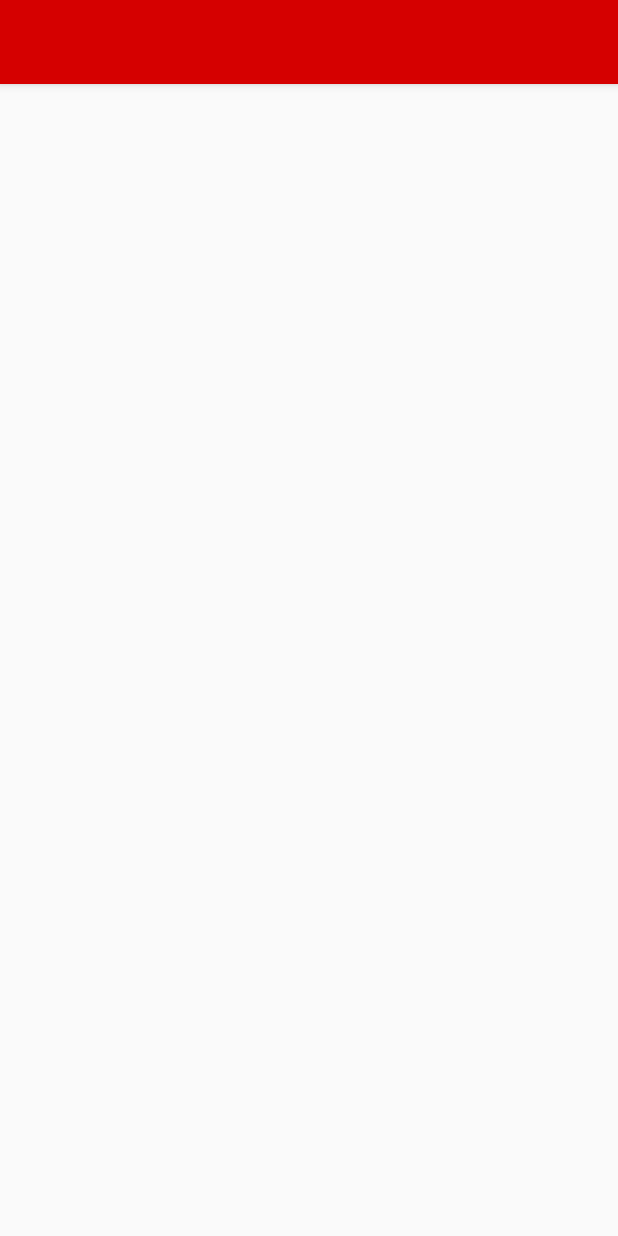
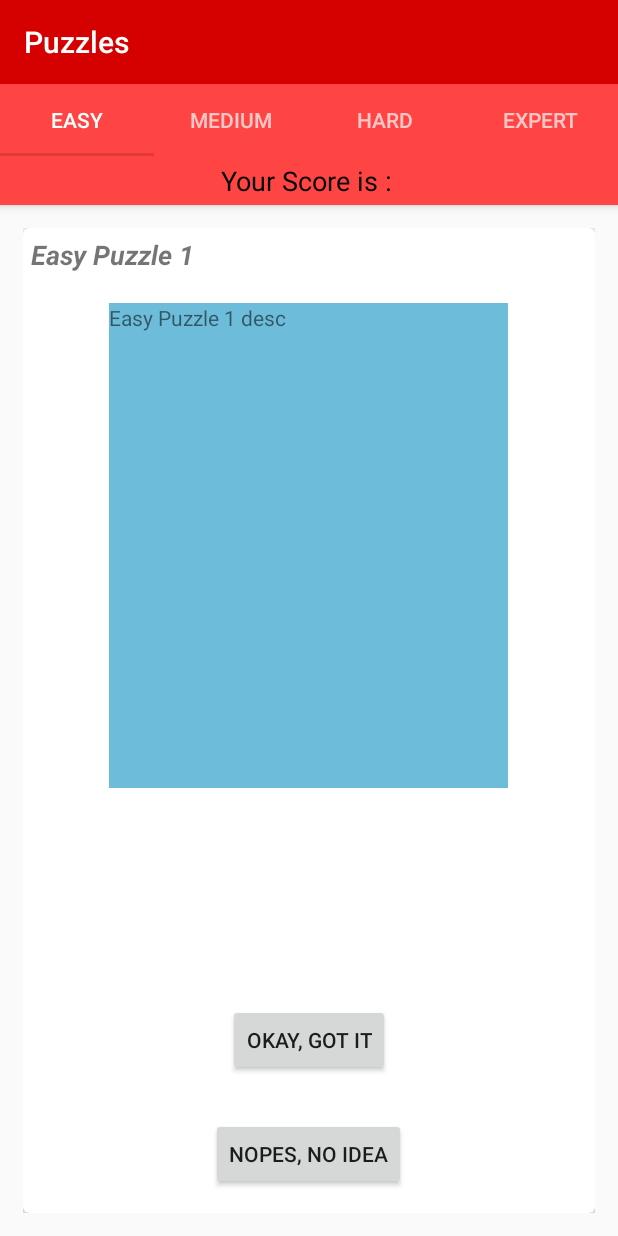
Before and after one commit to D3v3sh5ingh/Androidified, an Android app: the puzzle screen opened directly, with no data from a screen before it, on a phone screen of 412 x 824 dp. Run offline under Robolectric (Android 15) with nearby library versions, the phone set to English and light mode, and no system bars.

Commit message:
puzzle section layout complete

```diff
--- a/app/src/main/java/com/example/dev/androidified/Game_Activity.java
+++ b/app/src/main/java/com/example/dev/androidified/Game_Activity.java
@@ -4,8 +4,6 @@ import android.support.design.widget.TabLayout;
 import android.support.v4.view.ViewPager;
 import android.support.v7.app.AppCompatActivity;
 import android.os.Bundle;
-import android.view.View;
-import android.widget.Toolbar;
 
 public class Game_Activity extends AppCompatActivity {
 
--- a/app/src/main/java/com/example/dev/androidified/MainActivity.java
+++ b/app/src/main/java/com/example/dev/androidified/MainActivity.java
@@ -14,10 +14,6 @@ import android.support.v7.app.AppCompatActivity;
 import android.support.v7.widget.Toolbar;
 import android.view.Menu;
 import android.view.MenuItem;
-import android.widget.AdapterView;
-import android.widget.GridView;
-import android.widget.ImageView;
-
 
 
 public class MainActivity extends AppCompatActivity
--- /dev/null
+++ b/app/src/main/java/com/example/dev/androidified/easy_puzzle.java
@@ -0,0 +1,46 @@
+package com.example.dev.androidified;
+
+import android.content.Context;
+import android.net.Uri;
+import android.os.Bundle;
+import android.support.v4.app.Fragment;
+import android.support.v4.view.ViewCompat;
+import android.support.v7.widget.LinearLayoutManager;
+import android.support.v7.widget.RecyclerView;
+import android.view.LayoutInflater;
+import android.view.View;
+import android.view.ViewGroup;
+
+
+/**
+ * A simple {@link Fragment} subclass.
+ */
+public class easy_puzzle extends Fragment {
+
+    RecyclerView easy_puzzle_recycler ;
+    RecyclerView.Adapter Adapter ;
+    RecyclerView.LayoutManager layoutManager ;
+    String[] easyPuzzleNames = {"Easy Puzzle 1", "Easy Puzzle 2", "Easy Puzzle 3"};
+    String[] easyPuzzleDesc = {"Easy Puzzle 1 desc", "Easy Puzzle 2 desc", "Easy Puzzle 3 desc"};
+
+    public easy_puzzle() {
+        // Required empty public constructor
+    }
+
+
+    @Override
+    public View onCreateView(LayoutInflater inflater, ViewGroup container,
+                             Bundle savedInstanceState) {
+        // Inflate the layout for this fragment
+        View view =  inflater.inflate(R.layout.fragment_easy_puzzle, container, false);
+        easy_puzzle_recycler = view.findViewById(R.id.easy_puzzle);
+        Adapter = new puzzle_adapter(easyPuzzleNames, easyPuzzleDesc);
+        layoutManager = new LinearLayoutManager(getContext(), LinearLayoutManager.HORIZONTAL, false);
+        ViewCompat.setNestedScrollingEnabled(easy_puzzle_recycler,false);
+        easy_puzzle_recycler.setLayoutManager(layoutManager);
+        easy_puzzle_recycler.setAdapter(Adapter);
+        easy_puzzle_recycler.setHasFixedSize(true);
+        return view;
+    }
+
+}
--- /dev/null
+++ b/app/src/main/java/com/example/dev/androidified/expert_puzzle.java
@@ -0,0 +1,45 @@
+package com.example.dev.androidified;
+
+
+import android.os.Bundle;
+import android.support.v4.app.Fragment;
+import android.support.v4.view.ViewCompat;
+import android.support.v7.widget.LinearLayoutManager;
+import android.support.v7.widget.RecyclerView;
+import android.view.LayoutInflater;
+import android.view.View;
+import android.view.ViewGroup;
+
+
+/**
+ * A simple {@link Fragment} subclass.
+ */
+public class expert_puzzle extends Fragment {
+    RecyclerView expert_puzzle_recycler ;
+    RecyclerView.Adapter Adapter ;
+    RecyclerView.LayoutManager layoutManager ;
+
+    String[] expertPuzzleNames = {"Expert Puzzle 1", "Expert Puzzle 2", "Expert Puzzle 3"};
+    String[] expertPuzzleDesc = {"Expert Puzzle 1 desc", "Expert Puzzle 2 desc", "Expert Puzzle 3 desc"};
+
+    public expert_puzzle() {
+        // Required empty public constructor
+    }
+
+
+    @Override
+    public View onCreateView(LayoutInflater inflater, ViewGroup container,
+                             Bundle savedInstanceState) {
+        // Inflate the layout for this fragment
+        View view =  inflater.inflate(R.layout.fragment_expert_puzzle, container, false);
+        expert_puzzle_recycler = view.findViewById(R.id.expert_puzzle);
+        Adapter = new puzzle_adapter(expertPuzzleNames, expertPuzzleDesc);
+        layoutManager = new LinearLayoutManager(getContext(), LinearLayoutManager.HORIZONTAL, false);
+        ViewCompat.setNestedScrollingEnabled(expert_puzzle_recycler,false);
+        expert_puzzle_recycler.setLayoutManager(layoutManager);
+        expert_puzzle_recycler.setAdapter(Adapter);
+        expert_puzzle_recycler.setHasFixedSize(true);
+        return view;
+    }
+
+}
--- /dev/null
+++ b/app/src/main/java/com/example/dev/androidified/hard_puzzle.java
@@ -0,0 +1,46 @@
+package com.example.dev.androidified;
+
+
+import android.os.Bundle;
+import android.support.v4.app.Fragment;
+import android.support.v4.view.ViewCompat;
+import android.support.v7.widget.LinearLayoutManager;
+import android.support.v7.widget.RecyclerView;
+import android.view.LayoutInflater;
+import android.view.View;
+import android.view.ViewGroup;
+
+
+/**
+ * A simple {@link Fragment} subclass.
+ */
+public class hard_puzzle extends Fragment {
+    RecyclerView hard_puzzle_recycler ;
+    RecyclerView.Adapter Adapter ;
+    RecyclerView.LayoutManager layoutManager ;
+
+    String[] hardPuzzleNames = {"Hard Puzzle 1", "Hard Puzzle 2", "Hard Puzzle 3"};
+    String[] hardPuzzleDesc = {"Hard Puzzle 1 desc", "Hard Puzzle 2 desc", "Hard Puzzle 3 desc"};
+
+
+    public hard_puzzle() {
+        // Required empty public constructor
+    }
+
+
+    @Override
+    public View onCreateView(LayoutInflater inflater, ViewGroup container,
+                             Bundle savedInstanceState) {
+        // Inflate the layout for this fragment
+        View view = inflater.inflate(R.layout.fragment_hard_puzzle, container, false);
+        hard_puzzle_recycler = view.findViewById(R.id.hard_puzzle);
+        Adapter = new puzzle_adapter(hardPuzzleNames, hardPuzzleDesc);
+        layoutManager = new LinearLayoutManager(getContext(), LinearLayoutManager.HORIZONTAL, false);
+        ViewCompat.setNestedScrollingEnabled(hard_puzzle_recycler,false);
+        hard_puzzle_recycler.setLayoutManager(layoutManager);
+        hard_puzzle_recycler.setAdapter(Adapter);
+        hard_puzzle_recycler.setHasFixedSize(true);
+        return view;
+    }
+
+}
--- /dev/null
+++ b/app/src/main/java/com/example/dev/androidified/medium_puzzle.java
@@ -0,0 +1,47 @@
+package com.example.dev.androidified;
+
+
+import android.os.Bundle;
+import android.support.v4.app.Fragment;
+import android.support.v4.view.ViewCompat;
+import android.support.v7.widget.LinearLayoutManager;
+import android.support.v7.widget.RecyclerView;
+import android.view.LayoutInflater;
+import android.view.View;
+import android.view.ViewGroup;
+
+
+/**
+ * A simple {@link Fragment} subclass.
+ */
+public class medium_puzzle extends Fragment {
+    RecyclerView medium_puzzle_recycler ;
+    RecyclerView.Adapter Adapter ;
+    RecyclerView.LayoutManager layoutManager ;
+
+    String[] mediumPuzzleNames = {"Medium Puzzle 1", "Medium Puzzle 2", "Medium Puzzle 3"};
+    String[] mediumPuzzleDesc = {"Medium Puzzle 1 desc", "Medium Puzzle 2 desc", "Medium Puzzle 3 desc"};
+
+
+    public medium_puzzle() {
+        // Required empty public constructor
+    }
+
+
+    @Override
+    public View onCreateView(LayoutInflater inflater, ViewGroup container,
+                             Bundle savedInstanceState) {
+        // Inflate the layout for this fragment
+            View view = inflater.inflate(R.layout.fragment_medium_puzzle, container, false);
+        medium_puzzle_recycler = view.findViewById(R.id.medium_puzzle);
+        Adapter = new puzzle_adapter(mediumPuzzleNames, mediumPuzzleDesc);
+        layoutManager = new LinearLayoutManager(getContext(), LinearLayoutManager.HORIZONTAL, false);
+        ViewCompat.setNestedScrollingEnabled(medium_puzzle_recycler,false);
+        medium_puzzle_recycler.setLayoutManager(layoutManager);
+        medium_puzzle_recycler.setAdapter(Adapter);
+        medium_puzzle_recycler.setHasFixedSize(true);
+        return view;
+
+    }
+
+}
--- a/app/src/main/java/com/example/dev/androidified/puzzle.java
+++ b/app/src/main/java/com/example/dev/androidified/puzzle.java
@@ -1,22 +1,37 @@
 package com.example.dev.androidified;
 
 import android.os.Bundle;
-import android.support.design.widget.FloatingActionButton;
-import android.support.design.widget.Snackbar;
+import android.support.design.widget.TabLayout;
+import android.support.v4.view.ViewPager;
 import android.support.v7.app.AppCompatActivity;
 import android.support.v7.widget.Toolbar;
-import android.view.View;
+import android.widget.TextView;
 
 public class puzzle extends AppCompatActivity {
 
-
-
+    Toolbar toolbar;
+    TabLayout tabLayout;
+    ViewPager viewPager;
+    ViewPager_Adapter viewPagerAdapter;
+    TextView scoretext;
     @Override
     protected void onCreate(Bundle savedInstanceState) {
         super.onCreate(savedInstanceState);
         setContentView(R.layout.activity_puzzle);
-
-
+        toolbar = findViewById(R.id.toolbar) ;
+        setSupportActionBar(toolbar);
+        tabLayout = findViewById(R.id.tab_layout) ;
+        viewPager = findViewById(R.id.puzzle_viewpager) ;
+        viewPagerAdapter = new ViewPager_Adapter(getSupportFragmentManager()) ;
+        viewPagerAdapter.addFragments(new easy_puzzle(), "Easy");
+        viewPagerAdapter.addFragments(new medium_puzzle(), "Medium");
+        viewPagerAdapter.addFragments(new hard_puzzle(), "Hard");
+        viewPagerAdapter.addFragments(new expert_puzzle(), "Expert");
+        viewPager.setAdapter(viewPagerAdapter);
+        tabLayout.setupWithViewPager(viewPager);
+        getSupportActionBar().setTitle("Puzzles");
+        scoretext = findViewById(R.id.score);
+        scoretext.setText("Your Score is : ");
     }
 
 }
--- /dev/null
+++ b/app/src/main/java/com/example/dev/androidified/puzzle_adapter.java
@@ -0,0 +1,44 @@
+package com.example.dev.androidified;
+
+import android.support.v7.widget.RecyclerView;
+import android.view.LayoutInflater;
+import android.view.View;
+import android.view.ViewGroup;
+import android.widget.ImageView;
+import android.widget.TextView;
+
+public class puzzle_adapter extends RecyclerView.Adapter<puzzle_adapter.puzzleViewHolder> {
+    String[] puzzleNames, puzzleDesc;
+
+    public puzzle_adapter(String[] puzzleNames, String[] puzzleDesc) {
+        this.puzzleNames = puzzleNames;
+        this.puzzleDesc = puzzleDesc;
+    }
+
+    @Override
+    public puzzleViewHolder onCreateViewHolder(ViewGroup parent, int viewType) {
+        View view = LayoutInflater.from(parent.getContext()).inflate(R.layout.layout_puzzle, parent, false);
+        puzzleViewHolder viewHolder = new puzzleViewHolder(view);
+        return viewHolder;
+    }
+
+    @Override
+    public void onBindViewHolder(puzzleViewHolder holder, int position) {
+    holder.puzzleName.setText(puzzleNames[position]);
+    holder.puzzleDesc.setText(puzzleDesc[position]);
+    }
+
+    @Override
+    public int getItemCount() {
+        return puzzleNames.length;
+    }
+
+    public static class puzzleViewHolder extends RecyclerView.ViewHolder {
+        TextView puzzleName, puzzleDesc;
+        public puzzleViewHolder(View view) {
+            super(view);
+            puzzleName = itemView.findViewById(R.id.puzzle_name);
+            puzzleDesc = itemView.findViewById(R.id.puzzle_desc);
+        }
+    }
+}
--- a/app/src/main/res/layout/activity_puzzle.xml
+++ b/app/src/main/res/layout/activity_puzzle.xml
@@ -1,5 +1,5 @@
 <?xml version="1.0" encoding="utf-8"?>
-<android.support.design.widget.CoordinatorLayout xmlns:android="http://schemas.android.com/apk/res/android"
+<android.support.constraint.ConstraintLayout xmlns:android="http://schemas.android.com/apk/res/android"
     xmlns:app="http://schemas.android.com/apk/res-auto"
     xmlns:tools="http://schemas.android.com/tools"
     android:layout_width="match_parent"
@@ -10,18 +10,18 @@
         android:layout_width="match_parent"
         android:layout_height="wrap_content"
         android:theme="@style/AppTheme.AppBarOverlay">
-
-        <android.support.v7.widget.Toolbar
-            android:id="@+id/toolbar"
+        <include
+            android:id="@+id/puzzle_top_bar"
+            android:layout_height="wrap_content"
             android:layout_width="match_parent"
-            android:layout_height="?attr/actionBarSize"
-            android:background="?attr/colorPrimary"
-            app:popupTheme="@style/AppTheme.PopupOverlay" />
+            layout="@layout/puzzle_toolbar_layout" />
 
     </android.support.design.widget.AppBarLayout>
 
-    <include layout="@layout/content_puzzle" />
+    <android.support.v4.view.ViewPager
+        android:id="@+id/puzzle_viewpager"
+        android:layout_width="match_parent"
+        android:layout_height="match_parent" />
 
 
-
-</android.support.design.widget.CoordinatorLayout>
+</android.support.constraint.ConstraintLayout>
--- a/app/src/main/res/layout/content_puzzle.xml
+++ /dev/null
@@ -1,11 +0,0 @@
-<?xml version="1.0" encoding="utf-8"?>
-<android.support.constraint.ConstraintLayout xmlns:android="http://schemas.android.com/apk/res/android"
-    xmlns:app="http://schemas.android.com/apk/res-auto"
-    xmlns:tools="http://schemas.android.com/tools"
-    android:layout_width="match_parent"
-    android:layout_height="match_parent"
-    app:layout_behavior="@string/appbar_scrolling_view_behavior"
-    tools:context="com.example.dev.androidified.puzzle"
-    tools:showIn="@layout/activity_puzzle">
-
-</android.support.constraint.ConstraintLayout>
--- /dev/null
+++ b/app/src/main/res/layout/fragment_easy_puzzle.xml
@@ -0,0 +1,28 @@
+<?xml version="1.0" encoding="utf-8"?>
+<FrameLayout xmlns:android="http://schemas.android.com/apk/res/android"
+    xmlns:tools="http://schemas.android.com/tools"
+    android:layout_width="match_parent"
+    android:layout_height="match_parent"
+    tools:context="com.example.dev.androidified.easy_puzzle">
+
+    <RelativeLayout
+        android:layout_width="match_parent"
+        android:layout_height="match_parent">
+
+        <include
+            android:id="@+id/puzzle_top_bar"
+            layout="@layout/puzzle_toolbar_layout"
+            android:layout_width="match_parent"
+            android:layout_height="wrap_content" />
+
+        <android.support.v7.widget.RecyclerView
+            android:id="@+id/easy_puzzle"
+            android:layout_width="match_parent"
+            android:layout_height="wrap_content"
+            android:layout_alignParentStart="true"
+            android:layout_below="@+id/puzzle_top_bar">
+
+        </android.support.v7.widget.RecyclerView>
+
+    </RelativeLayout>
+</FrameLayout>
--- /dev/null
+++ b/app/src/main/res/layout/fragment_expert_puzzle.xml
@@ -0,0 +1,29 @@
+<?xml version="1.0" encoding="utf-8"?>
+<FrameLayout xmlns:android="http://schemas.android.com/apk/res/android"
+    xmlns:tools="http://schemas.android.com/tools"
+    android:layout_width="match_parent"
+    android:layout_height="match_parent"
+    tools:context="com.example.dev.androidified.expert_puzzle">
+
+    <!-- TODO: Update blank fragment layout -->
+    <RelativeLayout
+        android:layout_width="match_parent"
+        android:layout_height="match_parent">
+    <include
+        android:id="@+id/puzzle_top_bar"
+        android:layout_height="wrap_content"
+        android:layout_width="match_parent"
+        layout="@layout/puzzle_toolbar_layout" />
+
+
+        <android.support.v7.widget.RecyclerView
+            android:id="@+id/expert_puzzle"
+            android:layout_width="wrap_content"
+            android:layout_height="wrap_content"
+            android:layout_alignParentStart="true"
+            android:layout_below="@+id/puzzle_top_bar">
+
+        </android.support.v7.widget.RecyclerView>
+
+    </RelativeLayout>
+</FrameLayout>
--- /dev/null
+++ b/app/src/main/res/layout/fragment_hard_puzzle.xml
@@ -0,0 +1,28 @@
+<?xml version="1.0" encoding="utf-8"?>
+<FrameLayout xmlns:android="http://schemas.android.com/apk/res/android"
+    xmlns:tools="http://schemas.android.com/tools"
+    android:layout_width="match_parent"
+    android:layout_height="match_parent"
+    tools:context="com.example.dev.androidified.hard_puzzle">
+
+    <!-- TODO: Update blank fragment layout -->
+    <RelativeLayout
+        android:layout_width="match_parent"
+        android:layout_height="match_parent">
+    <include
+        android:id="@+id/puzzle_top_bar"
+        android:layout_height="wrap_content"
+        android:layout_width="match_parent"
+        layout="@layout/puzzle_toolbar_layout" />
+
+        <android.support.v7.widget.RecyclerView
+            android:id="@+id/hard_puzzle"
+            android:layout_width="wrap_content"
+            android:layout_height="wrap_content"
+            android:layout_alignParentStart="true"
+            android:layout_below="@+id/puzzle_top_bar">
+
+        </android.support.v7.widget.RecyclerView>
+
+    </RelativeLayout>
+</FrameLayout>
--- /dev/null
+++ b/app/src/main/res/layout/fragment_medium_puzzle.xml
@@ -0,0 +1,27 @@
+<?xml version="1.0" encoding="utf-8"?>
+<FrameLayout xmlns:android="http://schemas.android.com/apk/res/android"
+    xmlns:tools="http://schemas.android.com/tools"
+    android:layout_width="match_parent"
+    android:layout_height="match_parent"
+    tools:context="com.example.dev.androidified.medium_puzzle">
+    <RelativeLayout
+        android:layout_width="match_parent"
+        android:layout_height="match_parent">
+    <!-- TODO: Update blank fragment layout -->
+    <include
+        android:id="@+id/puzzle_top_bar"
+        android:layout_height="wrap_content"
+        android:layout_width="match_parent"
+        layout="@layout/puzzle_toolbar_layout" />
+
+        <android.support.v7.widget.RecyclerView
+            android:id="@+id/medium_puzzle"
+            android:layout_width="wrap_content"
+            android:layout_height="wrap_content"
+            android:layout_alignParentStart="true"
+            android:layout_below="@+id/puzzle_top_bar">
+
+        </android.support.v7.widget.RecyclerView>
+
+    </RelativeLayout>
+</FrameLayout>
--- /dev/null
+++ b/app/src/main/res/layout/layout_puzzle.xml
@@ -0,0 +1,59 @@
+<?xml version="1.0" encoding="utf-8"?>
+<RelativeLayout xmlns:android="http://schemas.android.com/apk/res/android"
+    xmlns:app="http://schemas.android.com/apk/res-auto"
+    android:layout_width="match_parent"
+    android:layout_height="match_parent"
+    android:layout_margin="15dp">
+
+    <android.support.v7.widget.CardView
+        android:layout_width="match_parent"
+        android:layout_height="match_parent"
+        app:cardCornerRadius="4dp"
+        app:cardElevation="10dp">
+
+        <RelativeLayout
+            android:layout_width="match_parent"
+            android:layout_height="match_parent">
+
+            <TextView
+                android:id="@+id/puzzle_name"
+                android:layout_width="wrap_content"
+                android:layout_height="wrap_content"
+                android:layout_alignParentStart="true"
+                android:layout_alignParentTop="true"
+                android:padding="5dp"
+                android:text="Name of Puzzle"
+                android:textSize="18sp"
+                android:textStyle="bold|italic" />
+
+            <TextView
+                android:id="@+id/puzzle_desc"
+                android:layout_width="266dp"
+                android:layout_height="323dp"
+                android:layout_alignParentTop="true"
+                android:layout_centerHorizontal="true"
+                android:layout_marginTop="50dp"
+                android:background="#6cbcda"
+                android:text="Description of Puzzle" />
+
+            <Button
+                android:id="@+id/can_solve"
+                android:layout_width="wrap_content"
+                android:layout_height="wrap_content"
+                android:layout_alignParentBottom="true"
+                android:layout_centerHorizontal="true"
+                android:layout_marginBottom="91dp"
+                android:text="Okay, Got IT" />
+
+            <Button
+                android:id="@+id/cannot_solve"
+                android:layout_width="wrap_content"
+                android:layout_height="wrap_content"
+                android:layout_alignParentBottom="true"
+                android:layout_centerHorizontal="true"
+                android:layout_marginBottom="15dp"
+                android:text="Nopes, no idea" />
+        </RelativeLayout>
+    </android.support.v7.widget.CardView>
+
+</RelativeLayout>
--- /dev/null
+++ b/app/src/main/res/layout/puzzle_toolbar_layout.xml
@@ -0,0 +1,42 @@
+<?xml version="1.0" encoding="utf-8"?>
+<RelativeLayout
+    xmlns:android="http://schemas.android.com/apk/res/android"
+    xmlns:app="http://schemas.android.com/apk/res-auto"
+    xmlns:tools="http://schemas.android.com/tools"
+    android:layout_width="match_parent"
+    android:layout_height="wrap_content">
+    <android.support.v7.widget.Toolbar
+        android:id="@+id/toolbar"
+        android:layout_width="match_parent"
+        android:layout_height="wrap_content"
+        android:background="?attr/colorPrimary"
+        android:fitsSystemWindows="true"
+        android:minHeight="?attr/actionBarSize"
+        app:theme="@style/ThemeOverlay.AppCompat.Dark.ActionBar">
+
+    </android.support.v7.widget.Toolbar>
+
+    <android.support.design.widget.TabLayout
+
+        android:id="@+id/tab_layout"
+        android:layout_width="match_parent"
+        android:layout_height="wrap_content"
+        android:layout_below="@+id/toolbar"
+        android:background="@android:color/holo_red_light"
+        app:tabGravity="fill"
+        app:tabMode="fixed">
+
+    </android.support.design.widget.TabLayout>
+
+    <TextView
+        android:id="@+id/score"
+        android:layout_width="match_parent"
+        android:layout_height="wrap_content"
+        android:layout_below="@id/tab_layout"
+        android:background="@android:color/holo_red_light"
+        android:padding="4dp"
+        android:textAlignment="center"
+        android:textColor="@android:color/black"
+        android:textSize="18sp"
+        tools:text="Your Score" />
+</RelativeLayout>
```
Also changed, not shown: app/src/main/java/com/example/dev/androidified/about_team.java (+0 -11 lines), app/build.gradle (line endings or trailing spaces).
